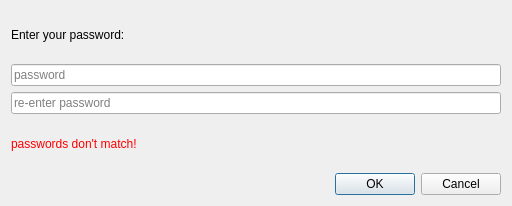
Before: the Qt Designer form src/dialogs/passworddialog.ui in pbek/QOwnNotes, drawn with Qt 5.
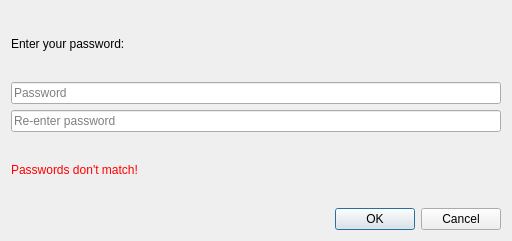
After: the same form once the commit is applied. Icons and pictures are not drawn.

```diff
--- a/src/dialogs/passworddialog.ui
+++ b/src/dialogs/passworddialog.ui
@@ -7,7 +7,7 @@
     <x>0</x>
     <y>0</y>
     <width>512</width>
-    <height>206</height>
+    <height>241</height>
    </rect>
   </property>
   <property name="windowTitle">
@@ -31,7 +31,7 @@
       <enum>QLineEdit::Password</enum>
      </property>
      <property name="placeholderText">
-      <string>password</string>
+      <string>Password</string>
      </property>
     </widget>
    </item>
@@ -41,7 +41,7 @@
       <enum>QLineEdit::Password</enum>
      </property>
      <property name="placeholderText">
-      <string>re-enter password</string>
+      <string>Re-enter password</string>
      </property>
     </widget>
    </item>
@@ -51,7 +51,7 @@
       <string notr="true">* { color: red }</string>
      </property>
      <property name="text">
-      <string>passwords don't match!</string>
+      <string>Passwords don't match!</string>
      </property>
     </widget>
    </item>
```
